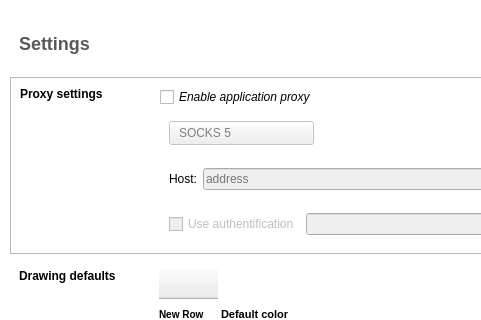
Qt form plugins/perspective/GraphPerspective/designer/PreferencesDialog.ui (vadivelselvaraj/TulipGLImprovement) before a commit; both pictures show x 0 to 481 and y 0 to 320 of the 957 by 651 pixel window.
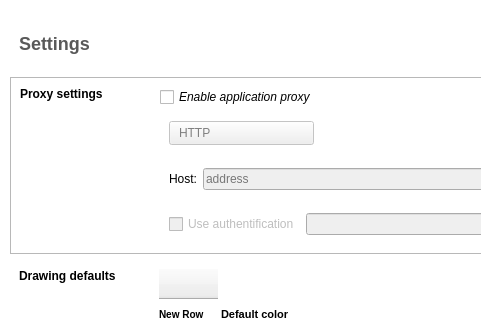
The same form after that commit. Icons and pictures are not drawn.

Commit message: also change the default proxy type to http (it is the most common)

The edit to the form file:
```diff
--- a/plugins/perspective/GraphPerspective/designer/PreferencesDialog.ui
+++ b/plugins/perspective/GraphPerspective/designer/PreferencesDialog.ui
@@ -199,7 +199,7 @@
             <widget class="QComboBox" name="proxyType">
              <item>
               <property name="text">
-               <string>SOCKS 5</string>
+               <string>HTTP</string>
               </property>
              </item>
              <item>
```
Left out of the diff: 2 changed lines with no effect on the pictures.
